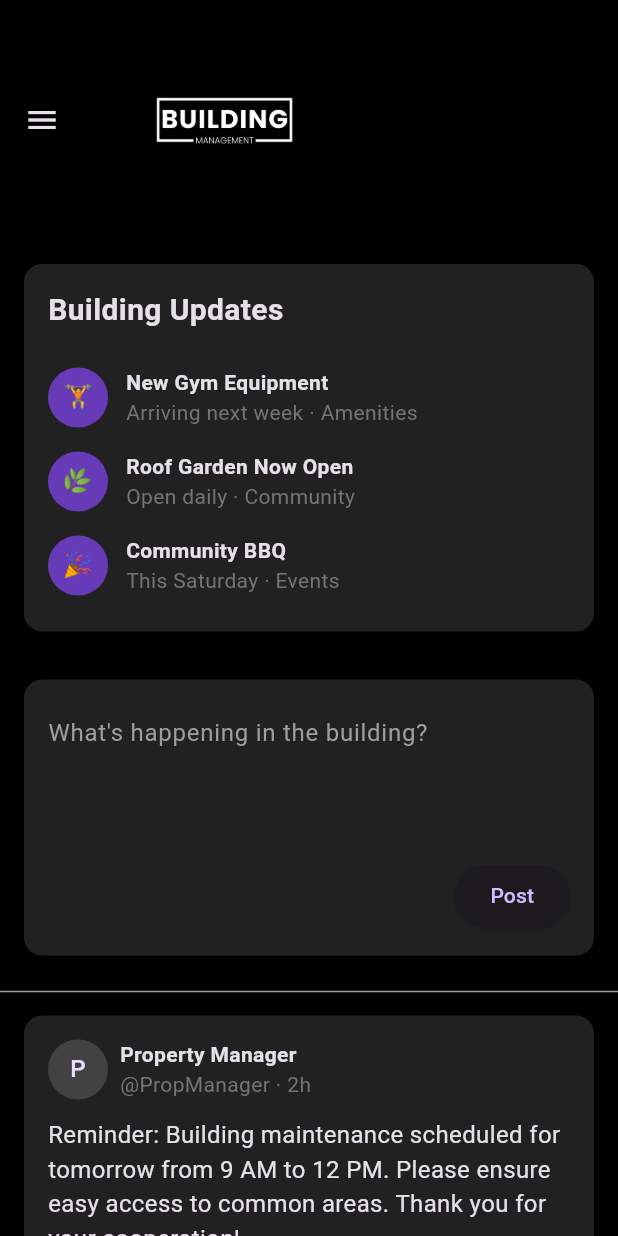
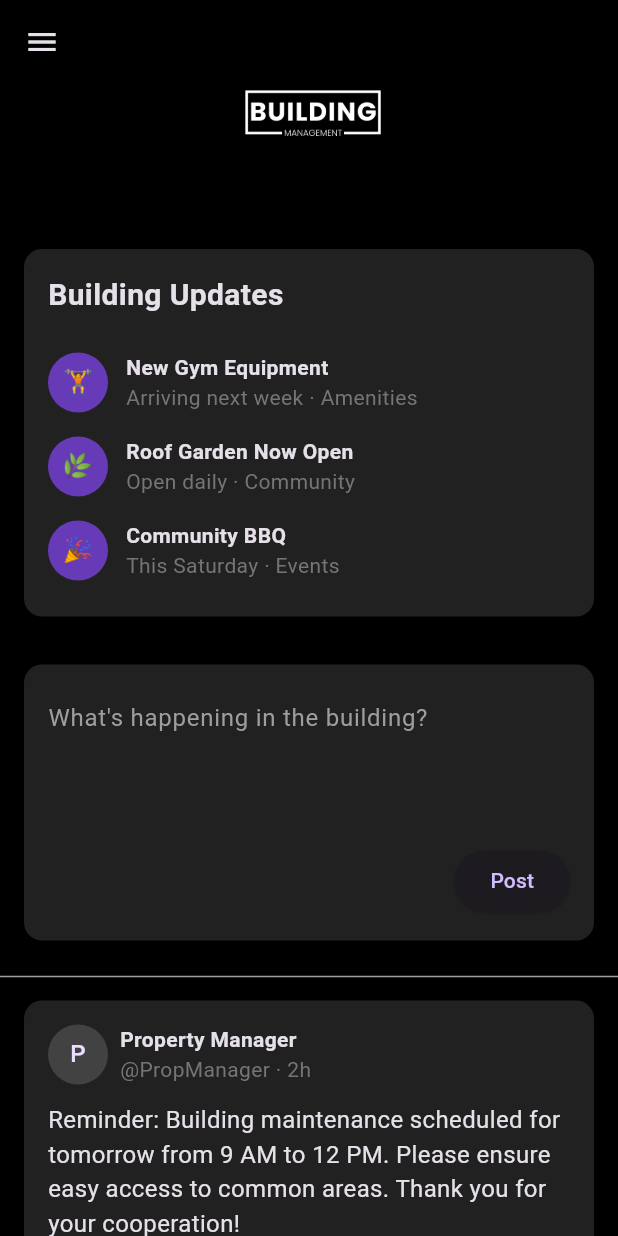
Before and after one commit to adhfarg/buildingmanagement, a Flutter app: the screen it shows after launch, on a phone screen of 412 x 824 dp. Run offline on Flutter 3.47's test engine with Material 3 defaults, Android fonts, the phone set to English and light mode, and no system bars; our stand-ins replace shared_preferences.

Commit message:
Logo Update

```diff
--- a/lib/screens/resident_feed.dart
+++ b/lib/screens/resident_feed.dart
@@ -1,43 +1,75 @@
 import 'package:flutter/material.dart';
+import 'dart:math';
 import '../widgets/custom_navigation_drawer.dart';
 import '../widgets/main_feed.dart';
-import '../widgets/right_sidebar.dart';
 
-class ResidentFeed extends StatelessWidget {
+class ResidentFeed extends StatefulWidget {
   const ResidentFeed({Key? key}) : super(key: key);
+
+  @override
+  _ResidentFeedState createState() => _ResidentFeedState();
+}
+
+class _ResidentFeedState extends State<ResidentFeed> {
+  final ScrollController _scrollController = ScrollController();
+  double _logoHeight = 150;
+  final double _maxLogoHeight = 150;
+  final double _minLogoHeight = 50;
+  final double _shrinkDistance = 200;
+
+  @override
+  void initState() {
+    super.initState();
+    _scrollController.addListener(_onScroll);
+  }
+
+  @override
+  void dispose() {
+    _scrollController.removeListener(_onScroll);
+    _scrollController.dispose();
+    super.dispose();
+  }
+
+  void _onScroll() {
+    final double offset = _scrollController.offset;
+    setState(() {
+      _logoHeight = _maxLogoHeight -
+          (offset / _shrinkDistance) * (_maxLogoHeight - _minLogoHeight);
+      _logoHeight = max(_minLogoHeight, min(_maxLogoHeight, _logoHeight));
+    });
+  }
 
   @override
   Widget build(BuildContext context) {
     return Scaffold(
-      appBar: AppBar(
-        title: Image.asset(
-          'assets/logo.png',
-          height: 150,
-          fit: BoxFit.contain,
+      appBar: PreferredSize(
+        preferredSize: Size.fromHeight(_logoHeight),
+        child: AppBar(
+          backgroundColor: Colors.black,
+          flexibleSpace: Center(
+            child: AnimatedContainer(
+              duration: const Duration(milliseconds: 100),
+              curve: Curves.easeInOut,
+              height: _logoHeight,
+              child: Image.asset(
+                'assets/logo.png',
+                fit: BoxFit.contain,
+              ),
+            ),
+          ),
         ),
-        backgroundColor: Colors.black,
-        toolbarHeight: 160,
       ),
       drawer: const CustomNavigationDrawer(),
       body: LayoutBuilder(
         builder: (context, constraints) {
-          if (constraints.maxWidth > 600) {
-            return Row(
-              crossAxisAlignment: CrossAxisAlignment.start,
-              children: [
-                const Expanded(
-                  flex: 3,
-                  child: MainFeed(showSidebarContent: false),
-                ),
-                SizedBox(
-                  width: 300,
-                  child: RightSidebar(),
-                ),
-              ],
-            );
-          } else {
-            return const MainFeed(showSidebarContent: true);
-          }
+          return CustomScrollView(
+            controller: _scrollController,
+            slivers: [
+              SliverToBoxAdapter(
+                child: MainFeed(showSidebarContent: constraints.maxWidth > 600),
+              ),
+            ],
+          );
         },
       ),
     );
--- a/lib/widgets/main_feed.dart
+++ b/lib/widgets/main_feed.dart
@@ -14,7 +14,7 @@ class MainFeed extends StatelessWidget {
   Widget build(BuildContext context) {
     return Consumer<PostModel>(
       builder: (context, postModel, child) {
-        return ListView(
+        return Column(
           children: [
             // Building Updates Section
             Card(
```
